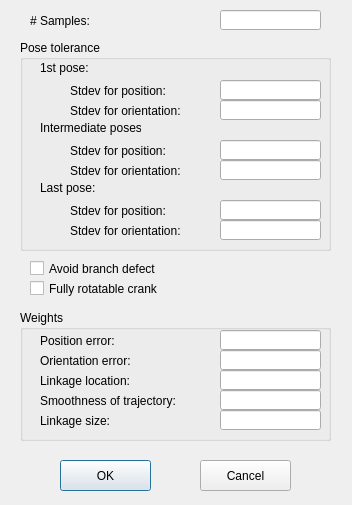
This is KinematicDesign/LinkageSynthesisOptionDialog.ui in gnishida/KinematicDesign as Qt 5 draws it before an edit. The edited form follows.
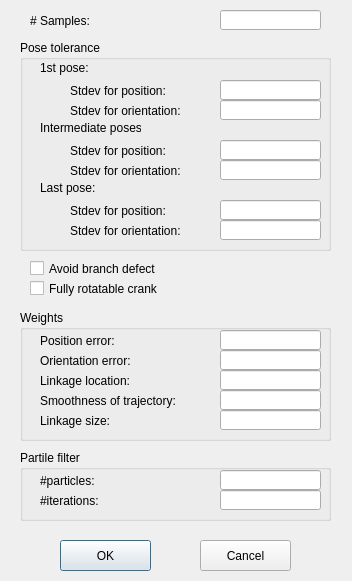
This is the edited form.

The edit to the form file:
```diff
--- a/KinematicDesign/LinkageSynthesisOptionDialog.ui
+++ b/KinematicDesign/LinkageSynthesisOptionDialog.ui
@@ -7,7 +7,7 @@
     <x>0</x>
     <y>0</y>
     <width>352</width>
-    <height>505</height>
+    <height>581</height>
    </rect>
   </property>
   <property name="windowTitle">
@@ -66,7 +66,7 @@
    <property name="geometry">
     <rect>
      <x>60</x>
-     <y>460</y>
+     <y>540</y>
      <width>91</width>
      <height>31</height>
     </rect>
@@ -79,7 +79,7 @@
    <property name="geometry">
     <rect>
      <x>200</x>
-     <y>460</y>
+     <y>540</y>
      <width>91</width>
      <height>31</height>
     </rect>
@@ -406,6 +406,65 @@
     </property>
    </widget>
   </widget>
+  <widget class="QGroupBox" name="groupBox_3">
+   <property name="geometry">
+    <rect>
+     <x>20</x>
+     <y>450</y>
+     <width>311</width>
+     <height>71</height>
+    </rect>
+   </property>
+   <property name="title">
+    <string>Partile filter</string>
+   </property>
+   <widget class="QLabel" name="label_16">
+    <property name="geometry">
+     <rect>
+      <x>20</x>
+      <y>20</y>
+      <width>111</width>
+      <height>21</height>
+     </rect>
+    </property>
+    <property name="text">
+     <string>#particles:</string>
+    </property>
+   </widget>
+   <widget class="QLabel" name="label_17">
+    <property name="geometry">
+     <rect>
+      <x>20</x>
+      <y>40</y>
+      <width>111</width>
+      <height>21</height>
+     </rect>
+    </property>
+    <property name="text">
+     <string>#iterations:</string>
+    </property>
+   </widget>
+   <widget class="QLineEdit" name="lineEditNumParticles">
+    <property name="geometry">
+     <rect>
+      <x>200</x>
+      <y>20</y>
+      <width>101</width>
+      <height>20</height>
+     </rect>
+    </property>
+   </widget>
+   <widget class="QLineEdit" name="lineEditNumIterations">
+    <property name="geometry">
+     <rect>
+      <x>200</x>
+      <y>40</y>
+      <width>101</width>
+      <height>20</height>
+     </rect>
+    </property>
+   </widget>
+  </widget>
  </widget>
  <layoutdefault spacing="6" margin="11"/>
  <resources/>
```
